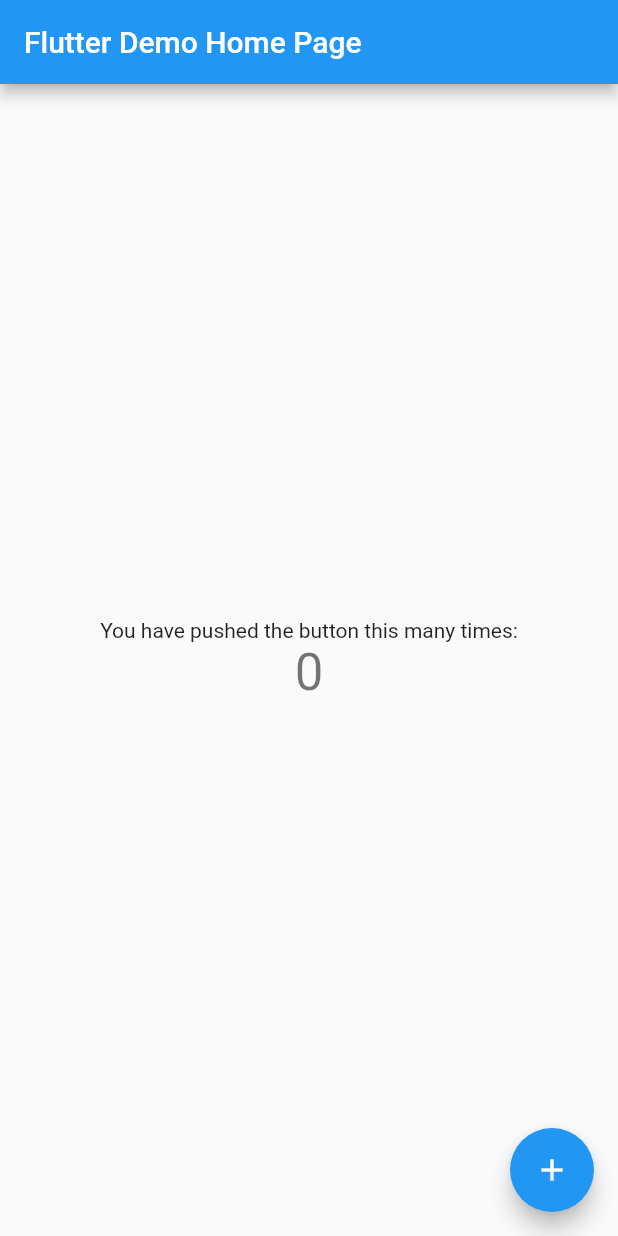
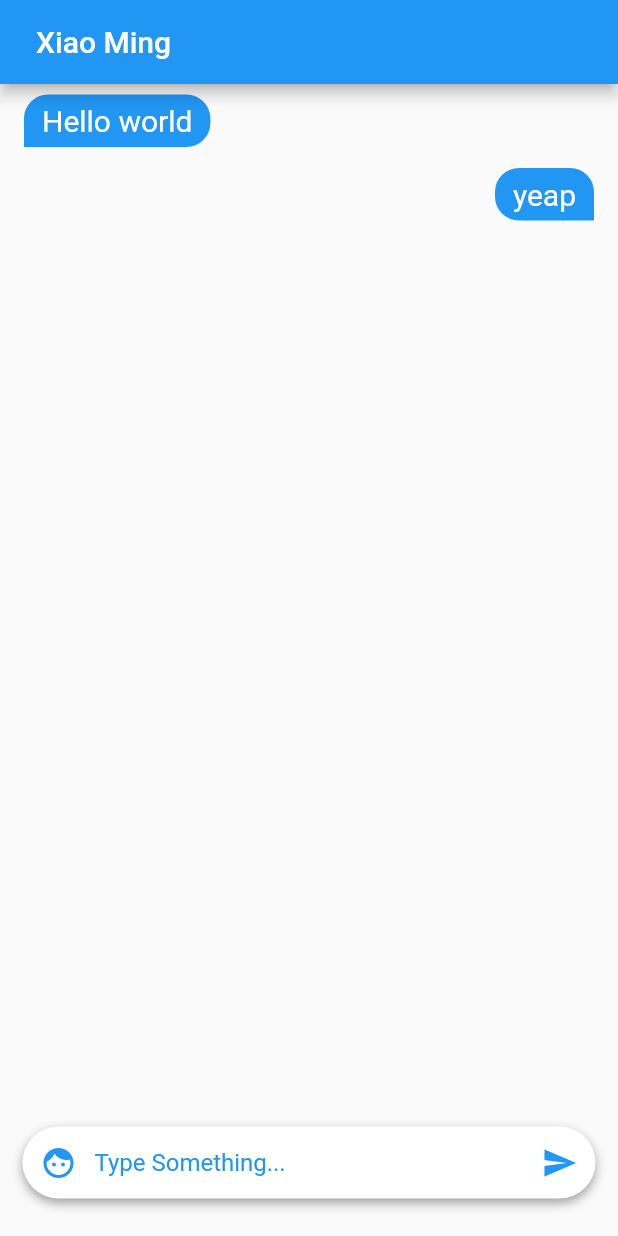
Before and after one commit to xianjianlf2/flutter_unit_demo, a Flutter app: the screen it shows after launch, on a phone screen of 412 x 824 dp. Run offline on Flutter 3.47's test engine with Material 2 defaults, Android fonts, the light colour scheme and no system bars; our stand-ins replace emoji_picker_flutter; statements that could not run were skipped.

Commit message:
🎉 init(case chat winows whit emoji):

```diff
--- /dev/null
+++ b/lib/chat_window_page.dart
@@ -0,0 +1,72 @@
+import 'package:flutter/material.dart';
+import 'package:flutter_unit_application/widgets/chat_input.dart';
+import 'widgets/chat_bubble.dart';
+
+class ChatWindowPage extends StatefulWidget {
+  const ChatWindowPage({Key? key}) : super(key: key);
+
+  @override
+  State<ChatWindowPage> createState() => _ChatWindowPageState();
+}
+
+class _ChatWindowPageState extends State<ChatWindowPage> {
+  List messageList = [
+    {
+      "msg": 'Hello world',
+      "isSender": false,
+    },
+    {
+      "msg": 'yeap',
+      "isSender": true,
+    },
+  ];
+
+  @override
+  Widget build(BuildContext context) {
+    return Scaffold(
+      appBar: AppBar(
+        title: const Padding(
+          padding: EdgeInsets.only(left: 8),
+          child: Text('Xiao Ming'),
+        ),
+        centerTitle: false,
+      ),
+      body: Column(
+        mainAxisSize: MainAxisSize.min,
+        mainAxisAlignment: MainAxisAlignment.center,
+        crossAxisAlignment: CrossAxisAlignment.center,
+        children: [
+          Expanded(
+            child: ListView.builder(
+                itemCount: messageList.length,
+                itemBuilder: (context, index) {
+                  return Padding(
+                      padding: const EdgeInsets.symmetric(vertical: 5),
+                      child: BubbleNormal(
+                        text: messageList[index]['msg'],
+                        isSender: messageList[index]['isSender'],
+                        color: Colors.blue,
+                        tail: true,
+                        textStyle: const TextStyle(
+                          fontSize: 20,
+                          color: Colors.white,
+                        ),
+                      ));
+                }),
+          ),
+          ChatInput(
+            sendMessage: _sendMessage,
+          ),
+        ],
+      ),
+    );
+  }
+
+  _sendMessage(String value) {
+    if (value != '') {
+      setState(() {
+        messageList.add({"msg": value, "isSender": true});
+      });
+    }
+  }
+}
--- a/lib/main.dart
+++ b/lib/main.dart
@@ -1,4 +1,5 @@
 import 'package:flutter/material.dart';
+import 'package:flutter_unit_application/chat_window_page.dart';
 
 void main() {
   runApp(const MyApp());
@@ -6,110 +7,14 @@
 
 class MyApp extends StatelessWidget {
   const MyApp({Key? key}) : super(key: key);
-
-  // This widget is the root of your application.
   @override
   Widget build(BuildContext context) {
     return MaterialApp(
-      title: 'Flutter Demo',
+      title: 'Chat Window',
       theme: ThemeData(
-        // This is the theme of your application.
-        //
-        // Try running your application with "flutter run". You'll see the
-        // application has a blue toolbar. Then, without quitting the app, try
-        // changing the primarySwatch below to Colors.green and then invoke
-        // "hot reload" (press "r" in the console where you ran "flutter run",
-        // or simply save your changes to "hot reload" in a Flutter IDE).
-        // Notice that the counter didn't reset back to zero; the application
-        // is not restarted.
         primarySwatch: Colors.blue,
       ),
-      home: const MyHomePage(title: 'Flutter Demo Home Page'),
+      home: const ChatWindowPage(),
     );
   }
 }
-
-class MyHomePage extends StatefulWidget {
-  const MyHomePage({Key? key, required this.title}) : super(key: key);
-
-  // This widget is the home page of your application. It is stateful, meaning
-  // that it has a State object (defined below) that contains fields that affect
-  // how it looks.
-
-  // This class is the configuration for the state. It holds the values (in this
-  // case the title) provided by the parent (in this case the App widget) and
-  // used by the build method of the State. Fields in a Widget subclass are
-  // always marked "final".
-
-  final String title;
-
-  @override
-  State<MyHomePage> createState() => _MyHomePageState();
-}
-
-class _MyHomePageState extends State<MyHomePage> {
-  int _counter = 0;
-
-  void _incrementCounter() {
-    setState(() {
-      // This call to setState tells the Flutter framework that something has
-      // changed in this State, which causes it to rerun the build method below
-      // so that the display can reflect the updated values. If we changed
-      // _counter without calling setState(), then the build method would not be
-      // called again, and so nothing would appear to happen.
-      _counter++;
-    });
-  }
-
-  @override
-  Widget build(BuildContext context) {
-    // This method is rerun every time setState is called, for instance as done
-    // by the _incrementCounter method above.
-    //
-    // The Flutter framework has been optimized to make rerunning build methods
-    // fast, so that you can just rebuild anything that needs updating rather
-    // than having to individually change instances of widgets.
-    return Scaffold(
-      appBar: AppBar(
-        // Here we take the value from the MyHomePage object that was created by
-        // the App.build method, and use it to set our appbar title.
-        title: Text(widget.title),
-      ),
-      body: Center(
-        // Center is a layout widget. It takes a single child and positions it
-        // in the middle of the parent.
-        child: Column(
-          // Column is also a layout widget. It takes a list of children and
-          // arranges them vertically. By default, it sizes itself to fit its
-          // children horizontally, and tries to be as tall as its parent.
-          //
-          // Invoke "debug painting" (press "p" in the console, choose the
-          // "Toggle Debug Paint" action from the Flutter Inspector in Android
-          // Studio, or the "Toggle Debug Paint" command in Visual Studio Code)
-          // to see the wireframe for each widget.
-          //
-          // Column has various properties to control how it sizes itself and
-          // how it positions its children. Here we use mainAxisAlignment to
-          // center the children vertically; the main axis here is the vertical
-          // axis because Columns are vertical (the cross axis would be
-          // horizontal).
-          mainAxisAlignment: MainAxisAlignment.center,
-          children: <Widget>[
-            const Text(
-              'You have pushed the button this many times:',
-            ),
-            Text(
-              '$_counter',
-              style: Theme.of(context).textTheme.headline4,
-            ),
-          ],
-        ),
-      ),
-      floatingActionButton: FloatingActionButton(
-        onPressed: _incrementCounter,
-        tooltip: 'Increment',
-        child: const Icon(Icons.add),
-      ), // This trailing comma makes auto-formatting nicer for build methods.
-    );
-  }
-}
--- /dev/null
+++ b/lib/widgets/chat_bubble.dart
@@ -0,0 +1,135 @@
+import 'package:flutter/material.dart';
+
+const double BUBBLE_RADIUS = 16;
+
+///basic chat bubble type
+///
+///chat bubble [BorderRadius] can be customized using [bubbleRadius]
+///chat bubble color can be customized using [color]
+///chat bubble tail can be customized  using [tail]
+///chat bubble display message can be changed using [text]
+///[text] is the only required parameter
+///message sender can be changed using [isSender]
+///[sent],[delivered] and [seen] can be used to display the message state
+///chat bubble [TextStyle] can be customized using [textStyle]
+
+class BubbleNormal extends StatelessWidget {
+  final double bubbleRadius;
+  final bool isSender;
+  final Color color;
+  final String text;
+  final bool tail;
+  final bool sent;
+  final bool delivered;
+  final bool seen;
+  final TextStyle textStyle;
+
+  BubbleNormal({
+    Key? key,
+    required this.text,
+    this.bubbleRadius = BUBBLE_RADIUS,
+    this.isSender = true,
+    this.color = Colors.white70,
+    this.tail = true,
+    this.sent = false,
+    this.delivered = false,
+    this.seen = false,
+    this.textStyle = const TextStyle(
+      color: Colors.black87,
+      fontSize: 16,
+    ),
+  }) : super(key: key);
+
+  ///chat bubble builder method
+  @override
+  Widget build(BuildContext context) {
+    bool stateTick = false;
+    Icon? stateIcon;
+    if (sent) {
+      stateTick = true;
+      stateIcon = const Icon(
+        Icons.done,
+        size: 18,
+        color: Color(0xFF97AD8E),
+      );
+    }
+    if (delivered) {
+      stateTick = true;
+      stateIcon = const Icon(
+        Icons.done_all,
+        size: 18,
+        color: const Color(0xFF97AD8E),
+      );
+    }
+    if (seen) {
+      stateTick = true;
+      stateIcon = const Icon(
+        Icons.done_all,
+        size: 18,
+        color: Color(0xFF92DEDA),
+      );
+    }
+
+    return Row(
+      children: <Widget>[
+        isSender
+            ? const Expanded(
+                child: SizedBox(
+                  width: 5,
+                ),
+              )
+            : Container(),
+        Container(
+          color: Colors.transparent,
+          constraints:
+              BoxConstraints(maxWidth: MediaQuery.of(context).size.width * .8),
+          child: Padding(
+            padding: const EdgeInsets.symmetric(horizontal: 16, vertical: 2),
+            child: Container(
+              decoration: BoxDecoration(
+                color: color,
+                borderRadius: BorderRadius.only(
+                  topLeft: Radius.circular(bubbleRadius),
+                  topRight: Radius.circular(bubbleRadius),
+                  bottomLeft: Radius.circular(tail
+                      ? isSender
+                          ? bubbleRadius
+                          : 0
+                      : BUBBLE_RADIUS),
+                  bottomRight: Radius.circular(tail
+                      ? isSender
+                          ? 0
+                          : bubbleRadius
+                      : BUBBLE_RADIUS),
+                ),
+              ),
+              child: Stack(
+                children: <Widget>[
+                  Padding(
+                    padding: stateTick
+                        ? const EdgeInsets.fromLTRB(12, 6, 28, 6)
+                        : const EdgeInsets.symmetric(vertical: 6, horizontal: 12),
+                    child: Text(
+                      text,
+                      style: textStyle,
+                      textAlign: TextAlign.left,
+                    ),
+                  ),
+                  stateIcon != null && stateTick
+                      ? Positioned(
+                          bottom: 4,
+                          right: 6,
+                          child: stateIcon,
+                        )
+                      : const SizedBox(
+                          width: 1,
+                        ),
+                ],
+              ),
+            ),
+          ),
+        ),
+      ],
+    );
+  }
+}
--- /dev/null
+++ b/lib/widgets/chat_input.dart
@@ -0,0 +1,126 @@
+import 'dart:io';
+import 'package:emoji_picker_flutter/emoji_picker_flutter.dart';
+import 'package:flutter/material.dart';
+
+class ChatInput extends StatefulWidget {
+  final Function sendMessage;
+  const ChatInput({Key? key, required this.sendMessage}) : super(key: key);
+
+  @override
+  State<ChatInput> createState() => _ChatInputState();
+}
+
+class _ChatInputState extends State<ChatInput> {
+  bool _emojiShowing = false;
+  final TextEditingController _controller = TextEditingController();
+
+  _onEmojiSelected(Emoji emoji) {
+    _controller
+      ..text += emoji.emoji
+      ..selection = TextSelection.fromPosition(
+          TextPosition(offset: _controller.text.length));
+  }
+
+  _onBackspacePressed() {
+    _controller
+      ..text = _controller.text.characters.skipLast(1).toString()
+      ..selection = TextSelection.fromPosition(
+          TextPosition(offset: _controller.text.length));
+  }
+
+  @override
+  Widget build(BuildContext context) {
+    return Column(
+      children: [
+        Container(
+          padding: const EdgeInsets.symmetric(horizontal: 15, vertical: 25),
+          child: Row(
+            children: [
+              Expanded(
+                  child: Container(
+                decoration: BoxDecoration(
+                  color: Colors.white,
+                  borderRadius: BorderRadius.circular(35.0),
+                  boxShadow: const [
+                    BoxShadow(
+                        offset: Offset(0, 3), blurRadius: 5, color: Colors.grey)
+                  ],
+                ),
+                child: Row(
+                  children: [
+                    IconButton(
+                        icon: Icon(
+                          Icons.face,
+                          color: Theme.of(context).primaryColor,
+                        ),
+                        onPressed: () {
+                          setState(() {
+                            _emojiShowing = !_emojiShowing;
+                          });
+                        }),
+                    Expanded(
+                      child: TextField(
+                        controller: _controller,
+                        decoration: InputDecoration(
+                            hintText: "Type Something...",
+                            hintStyle: TextStyle(
+                                color: Theme.of(context).primaryColor),
+                            border: InputBorder.none),
+                      ),
+                    ),
+                    IconButton(
+                      icon: Icon(Icons.send,
+                          color: Theme.of(context).primaryColor),
+                      onPressed: () {
+                        if (_controller.text != '') {
+                          widget.sendMessage(_controller.text);
+                          setState(() {
+                            _controller.text = '';
+                          });
+                        }
+                      },
+                    ),
+                  ],
+                ),
+              )),
+            ],
+          ),
+        ),
+        Offstage(
+          offstage: !_emojiShowing,
+          child: SizedBox(
+            height: 250,
+            child: EmojiPicker(
+                onEmojiSelected: (Category category, Emoji emoji) {
+                  _onEmojiSelected(emoji);
+                },
+                onBackspacePressed: _onBackspacePressed,
+                config: Config(
+                    columns: 7,
+                    emojiSizeMax: 32 * (Platform.isIOS ? 1.30 : 1.0),
+                    verticalSpacing: 0,
+                    horizontalSpacing: 0,
+                    initCategory: Category.RECENT,
+                    bgColor: const Color(0xFFF2F2F2),
+                    indicatorColor: Colors.blue,
+                    iconColor: Colors.grey,
+                    iconColorSelected: Colors.blue,
+                    progressIndicatorColor: Colors.blue,
+                    backspaceColor: Colors.blue,
+                    skinToneDialogBgColor: Colors.white,
+                    skinToneIndicatorColor: Colors.grey,
+                    enableSkinTones: true,
+                    showRecentsTab: true,
+                    recentsLimit: 28,
+                    noRecentsText: 'No Recents',
+                    noRecentsStyle:
+                        const TextStyle(fontSize: 20, color: Colors.black26),
+                    tabIndicatorAnimDuration: kTabScrollDuration,
+                    categoryIcons: const CategoryIcons(),
+                    buttonMode: ButtonMode.MATERIAL)),
+          ),
+        ),
+      ],
+    );
+  }
+}
--- a/pubspec.yaml
+++ b/pubspec.yaml
@@ -34,6 +34,7 @@
   # The following adds the Cupertino Icons font to your application.
   # Use with the CupertinoIcons class for iOS style icons.
   cupertino_icons: ^1.0.2
+  emoji_picker_flutter: ^1.1.2
 
 dev_dependencies:
   flutter_test:
```
Also changed, not shown: pubspec.lock, 6 other files.
